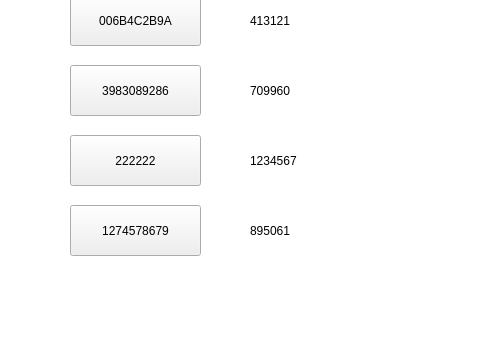
This is SmartCabinet/Device/devicesimulate.ui in birdman1992/SmartCabinet as Qt 5 draws it before an edit; both pictures show x 0 to 480 and y 135 to 480 of the 640 by 480 pixel window. The edited form follows.
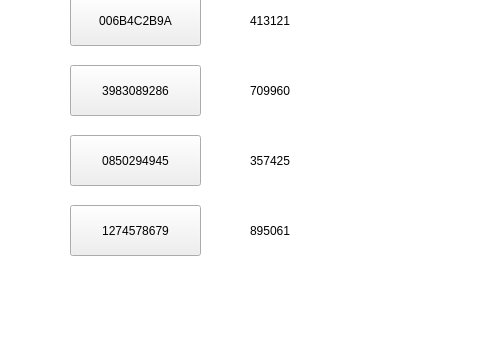
This is the edited form.

Diff of the .ui file:
```diff
--- a/SmartCabinet/Device/devicesimulate.ui
+++ b/SmartCabinet/Device/devicesimulate.ui
@@ -104,7 +104,7 @@
         <enum>Qt::NoFocus</enum>
        </property>
        <property name="text">
-        <string>222222</string>
+        <string>0850294945</string>
        </property>
       </widget>
       <widget class="QPushButton" name="pushButton_4">
@@ -133,7 +133,7 @@
         </rect>
        </property>
        <property name="text">
-        <string>1234567</string>
+        <string>357425</string>
        </property>
       </widget>
       <widget class="QLabel" name="label_2">
```
